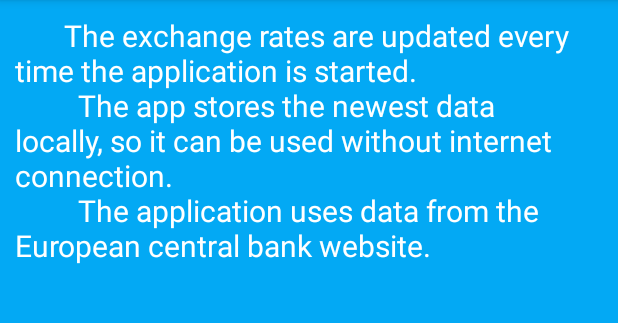
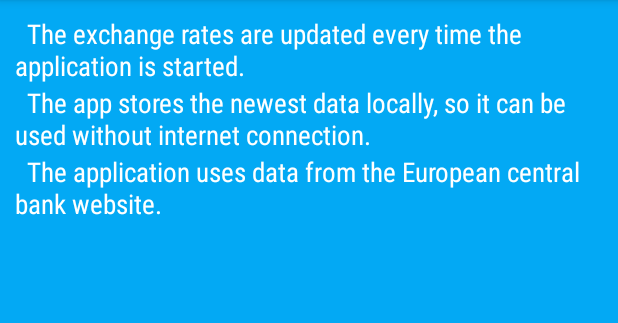
Before and after one commit to KaloyanBogoslovov/SimpleCurrencyConvertor, an Android app: the screen it shows after launch (AboutActivity), in the options menu, after a tap on "About", on a phone screen of 412 x 824 dp, the part 84-407 px from its top. Run offline under Robolectric (Android 15) with nearby library versions, the phone set to English and light mode, and no system bars; 6 statements that could not run were skipped.

Commit message:
major update: land layout and fixes

```diff
--- a/app/src/main/java/com/bogoslovov/kaloyan/simplecurrencyconvertor/MainActivity.java
+++ b/app/src/main/java/com/bogoslovov/kaloyan/simplecurrencyconvertor/MainActivity.java
@@ -12,6 +12,7 @@ import android.text.TextWatcher;
 import android.view.Menu;
 import android.view.MenuItem;
 import android.view.View;
+import android.view.WindowManager;
 import android.widget.AdapterView;
 import android.widget.Button;
 import android.widget.EditText;
@@ -20,30 +21,29 @@ import android.widget.TextView;
 
 import com.bogoslovov.kaloyan.simplecurrencyconvertor.data.ECBData;
 
-import java.math.BigDecimal;
-import java.math.RoundingMode;
-
+import static com.bogoslovov.kaloyan.simplecurrencyconvertor.Calculations.bottomSpinner;
+import static com.bogoslovov.kaloyan.simplecurrencyconvertor.Calculations.topSpinner;
 import static com.bogoslovov.kaloyan.simplecurrencyconvertor.data.ECBData.sharedPreferences;
 
 public class MainActivity extends AppCompatActivity {
-    String bottomSpinner="";
-    String topSpinner="";
+
+    Calculations calculations = new Calculations(this);
     @Override
     protected void onCreate(Bundle savedInstanceState) {
         super.onCreate(savedInstanceState);
         setContentView(R.layout.activity_main);
         checkIfSharedPreferenceExists();
-        initLastUpdateTextField();
         initSpinners();
         initSwapButton();
         initEditTextFields();
+        getWindow().setSoftInputMode(WindowManager.LayoutParams.SOFT_INPUT_STATE_ALWAYS_HIDDEN);
+        getSupportActionBar().setElevation(0f);
     }
 
     @Override
     protected void onStart() {
         super.onStart();
         checkForConnection();
-        initLastUpdateTextField();
         System.out.println("The application started: onStart");
     }
 
@@ -135,7 +135,7 @@ public class MainActivity extends AppCompatActivity {
             public void afterTextChanged(Editable editable) {
                 if (editTextTop.isFocused()) {
                     if (!editTextTop.getText().toString().equals("")) {
-                        calculate("top");
+                        calculations.calculate("top",topSpinner,bottomSpinner);
                     }
                     System.out.println("bottom listener activated");
                 }
@@ -151,7 +151,7 @@ public class MainActivity extends AppCompatActivity {
             public void afterTextChanged(Editable editable) {
                 if (editTextBottom.isFocused()) {
                     if (!editTextBottom.getText().toString().equals("")) {
-                        calculate("bottom");
+                        calculations.calculate("bottom",topSpinner,bottomSpinner);
                     }
                     System.out.println("bottom listener activated");
                 }
@@ -163,8 +163,9 @@ public class MainActivity extends AppCompatActivity {
         ConnectivityManager connectivityManager = (ConnectivityManager) getSystemService(Context.CONNECTIVITY_SERVICE);
         NetworkInfo networkInfo = connectivityManager.getActiveNetworkInfo();
         if (networkInfo != null && networkInfo.isConnected() &&networkInfo.isAvailable()) {
-            new ECBData().execute();
-
+            new ECBData(this).execute();
+        }else{
+            initLastUpdateTextField();
         }
 
     }
@@ -194,88 +195,25 @@ public class MainActivity extends AppCompatActivity {
         spinnerTop.setOnItemSelectedListener(new AdapterView.OnItemSelectedListener(){
             public void onItemSelected(AdapterView<?> adapterView, View view, int position, long l) {
                 topSpinner = spinnerAdapter.getItem(position);
-                calculate("top");
+                calculations.calculate("top",topSpinner,bottomSpinner);
             }
             public void onNothingSelected(AdapterView<?> adapterView) {}
         });
         spinnerBottom.setOnItemSelectedListener(new AdapterView.OnItemSelectedListener(){
             public void onItemSelected(AdapterView<?> adapterView, View view, int position, long l) {
                 bottomSpinner = spinnerAdapter.getItem(position);
-                calculate("top");
+                calculations.calculate("top",topSpinner,bottomSpinner);
             }
             public void onNothingSelected(AdapterView<?> adapterView) {}
         });
     }
-    public void calculate(String topOrBottom) {
-        String topSpinnerValue = getSpinnerValue(topSpinner);
-        String bottomSpinnerValue = getSpinnerValue(bottomSpinner);
-        EditText editTextTop = (EditText) findViewById(R.id.edit_text_top);
-        EditText editTextBottom= (EditText) findViewById(R.id.edit_text_bottom);
-        if (topOrBottom == "top") {
-            BigDecimal exchangeRate =convert(topSpinnerValue, bottomSpinnerValue);
-            BigDecimal inputValue =  new BigDecimal(editTextTop.getText().toString());
-            BigDecimal result = exchangeRate.multiply(inputValue).setScale(3, RoundingMode.HALF_UP);
-            editTextBottom.setText(result.toString());
 
-        } else {
-            BigDecimal exchangeRate =convert(bottomSpinnerValue, topSpinnerValue);
-            BigDecimal inputValue = new BigDecimal(editTextBottom.getText().toString());
-            BigDecimal result = exchangeRate.multiply(inputValue).setScale(3, RoundingMode.HALF_UP);
-            editTextTop.setText(result.toString());
-        }
-    }
-
-    private String getSpinnerValue(String spinner){
-
-        switch (spinner){
-            case"EUR Euro": return "EUR";
-            case"USD US dollar": return "USD";
-            case"JPY Japanese yen": return "JPY";
-            case"BGN Bulgarian lev": return "BGN";
-            case"CZK Czech koruna": return "CZK";
-            case"DKK Danish krone": return "DKK";
-            case"GBP Pound sterling": return "GBP";
-            case"HUF Hungarian forint": return "HUF";
-            case"PLN Polish zloty": return "PLN";
-            case"RON Romanian leu": return "RON";
-            case"SEK Swedish krona": return "SEK";
-            case"CHF Swiss franc": return "CHF";
-            case"NOK Norwegian krone": return "NOK";
-            case"HRK Croatian kuna": return "HRK";
-            case"RUB Russian rouble": return "RUB";
-            case"TRY Turkish lira": return "TRY";
-            case"AUD Australian dollar": return "AUD";
-            case"BRL Brazilian real": return "BRL";
-            case"CAD Canadian dollar": return "CAD";
-            case"CNY Chinese yuan": return "CNY";
-            case"HKD Hong Kong dollar": return "HKD";
-            case"IDR Indonesian rupiah": return "IDR";
-            case"ILS Israeli shekel": return "ILS";
-            case"INR Indian rupee": return "INR";
-            case"KRW South Korean won": return "KRW";
-            case"MXN Mexican peso": return "MXN";
-            case"MYR Malaysian ringgit": return "MYR";
-            case"NZD New Zealand dollar": return "NZD";
-            case"PHP Philippine peso": return "PHP";
-            case"SGD Singapore dollar": return "SGD";
-            case"THB Thai baht": return "THB";
-            case"ZAR South African rand": return "ZAR";
-        }
-        return "EUR";
-    }
-
-    private BigDecimal convert(String key, String target){
-        SharedPreferences sharedPref = getPreferences(Context.MODE_PRIVATE);
-        BigDecimal firstValue=new BigDecimal(sharedPref.getString(key,""));
-        BigDecimal secondValue=new BigDecimal(sharedPref.getString(target,""));
-        BigDecimal exchangeRate = secondValue.divide(firstValue,4,RoundingMode.HALF_UP);
-        return exchangeRate;
-    }
 
     private void initLastUpdateTextField(){
         SharedPreferences sharedPref = getPreferences(Context.MODE_PRIVATE);
         TextView lastUpdate = (TextView) findViewById(R.id.last_update_text_view);
-        lastUpdate.setText("Last update: "+sharedPref.getString("date",""));
+        String date = "Last update: "+sharedPref.getString("date","");
+        lastUpdate.setText(date);
     }
 
 }
--- a/app/src/main/java/com/bogoslovov/kaloyan/simplecurrencyconvertor/data/ECBData.java
+++ b/app/src/main/java/com/bogoslovov/kaloyan/simplecurrencyconvertor/data/ECBData.java
@@ -1,7 +1,12 @@
 package com.bogoslovov.kaloyan.simplecurrencyconvertor.data;
 
+import android.app.Activity;
 import android.content.SharedPreferences;
 import android.os.AsyncTask;
+import android.widget.TextView;
+
+import com.bogoslovov.kaloyan.simplecurrencyconvertor.Calculations;
+import com.bogoslovov.kaloyan.simplecurrencyconvertor.R;
 
 import java.io.BufferedReader;
 import java.io.IOException;
@@ -9,21 +14,34 @@ import java.io.InputStreamReader;
 import java.net.URL;
 import java.net.URLConnection;
 
+import static com.bogoslovov.kaloyan.simplecurrencyconvertor.Calculations.bottomSpinner;
+import static com.bogoslovov.kaloyan.simplecurrencyconvertor.Calculations.topSpinner;
+
 /**
  * Created by Kaloyan on 15.11.2016 г..
  */
 
-public class ECBData extends AsyncTask<Object, Object, Void> {
+public class ECBData extends AsyncTask<Object, Object, String> {
     public static final int CONNECTION_TIMEOUT= Integer.parseInt(System.getProperty("ECB.connection.timeout", "10000"));
     public static SharedPreferences sharedPreferences;
+    private Activity activity;
+    private String date="";
+    Calculations calculations ;
+    public ECBData(Activity activity){
+        this.activity=activity;
 
-
-    protected Void doInBackground(Object... voids) {
-        getData();
-        return null;
     }
 
-    protected void onPostExecute() {
+    protected String doInBackground(Object... voids) {
+        getData();
+        return date;
+    }
+
+    protected void onPostExecute(String date) {
+        calculations = new Calculations(activity);
+        calculations.calculate("top",topSpinner,bottomSpinner);
+        TextView lastUpdate = (TextView) activity.findViewById(R.id.last_update_text_view);
+        lastUpdate.setText("Last update: "+ date);
     }
 
     public void getData() {
@@ -69,7 +87,7 @@ public class ECBData extends AsyncTask<Object, Object, Void> {
     public void parseData(BufferedReader br) throws IOException {
         SharedPreferences.Editor editor = sharedPreferences.edit();
         String line = br.readLine();
-        String date = line.substring(14, 24);
+        date = line.substring(14, 24);
         editor.putString("EUR", "1");
         editor.putString("date",date);
         String remaining;
--- a/app/src/main/res/layout/activity_about.xml
+++ b/app/src/main/res/layout/activity_about.xml
@@ -4,19 +4,35 @@
     android:layout_width="match_parent"
     android:layout_height="match_parent"
     android:id="@+id/activity_about"
-    android:background="#03a9f4">
+    android:background="#03a9f4"
+    android:padding="10dp"
+
+    >
 
 
     <TextView
-        android:text="       The exchange rates are updated every time the application is started.\n
-        The app stores the newest data locally, so it can be used without internet connection.\n
-        The application uses data from the European central bank website."
+        android:text="  The exchange rates are updated every time the application is started."
+        android:fontFamily="sans-serif-condensed"
         android:textColor="#FFFFFF"
-        android:textSize="20sp"
+        android:textSize="18sp"
         android:layout_width="match_parent"
-        android:layout_height="match_parent"
-        android:layout_marginLeft="10dp"
-        android:layout_marginRight="10dp"
-        android:layout_marginTop="10dp"
+        android:layout_height="wrap_content"
         android:id="@+id/textView" />
+    <TextView
+        android:text="  The app stores the newest data locally, so it can be used without internet connection."
+        android:fontFamily="sans-serif-condensed"
+        android:textColor="#FFFFFF"
+        android:textSize="18sp"
+        android:layout_width="match_parent"
+        android:layout_height="wrap_content"
+        android:id="@+id/textView2" />
+    <TextView
+        android:text="  The application uses data from the European central bank website."
+        android:fontFamily="sans-serif-condensed"
+        android:textColor="#FFFFFF"
+        android:textSize="18sp"
+        android:layout_width="match_parent"
+        android:layout_height="wrap_content"
+        android:id="@+id/textView3" />
+
 </LinearLayout>
--- a/app/src/main/res/values/strings.xml
+++ b/app/src/main/res/values/strings.xml
@@ -1,4 +1,6 @@
 <resources>
     <string name="app_name">Simple Currency Convertor</string>
     <string name="action_about">About</string>
+    <string name="button_name">Swap</string>
+    <string name="default_update_value">Last update: 2016-11-18</string>
 </resources>
```
Also changed, not shown: app/src/main/res/layout/activity_main.xml (+28 -22 lines), app/src/main/res/layout/spinner_row.xml (+5 -4 lines).
